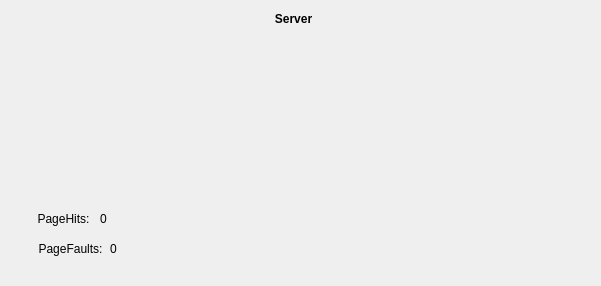
First picture: the form in ServerMCG/mainwindow.ui, repository CarlosCL13/MemoryCardGamePIDII, before the edit.
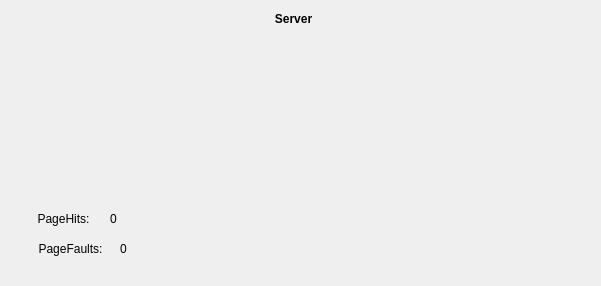
Second picture: the form after the edit.

Patch:
```diff
--- a/ServerMCG/mainwindow.ui
+++ b/ServerMCG/mainwindow.ui
@@ -487,7 +487,7 @@
    <widget class="QLabel" name="lblhits">
     <property name="geometry">
      <rect>
-      <x>100</x>
+      <x>110</x>
       <y>210</y>
       <width>67</width>
       <height>17</height>
@@ -500,7 +500,7 @@
    <widget class="QLabel" name="lblfaults">
     <property name="geometry">
      <rect>
-      <x>110</x>
+      <x>120</x>
       <y>240</y>
       <width>67</width>
       <height>17</height>
```
